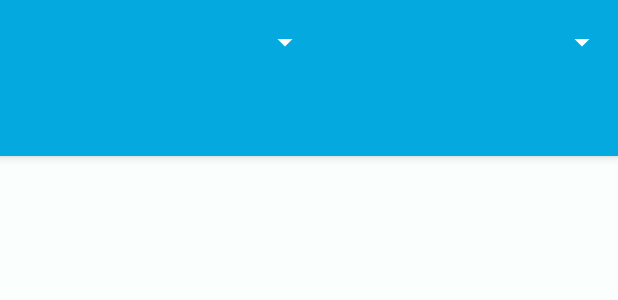
After one commit to rmahbub63/TravelMate, an Android app: the layout activity_category_based_place_list.xml on its own in the app's theme, with its tools: preview values and no code run, on a phone screen of 412 x 824 dp. The commit adds this screen. Shown: the top 300 px of the screen. Run offline under Robolectric (Android 15) with nearby library versions, the phone set to English and light mode, and no system bars.

Commit message:
CategoryBasedPlaceList

```diff
--- /dev/null
+++ b/app/src/main/res/layout/activity_category_based_place_list.xml
@@ -0,0 +1,60 @@
+<?xml version="1.0" encoding="utf-8"?>
+<android.support.design.widget.CoordinatorLayout xmlns:android="http://schemas.android.com/apk/res/android"
+    xmlns:app="http://schemas.android.com/apk/res-auto"
+    xmlns:tools="http://schemas.android.com/tools"
+    android:layout_width="match_parent"
+    android:layout_height="match_parent"
+    tools:context="com.example.mahbub.travelmateui.CategoryBasedPlaceList">
+
+    <android.support.design.widget.AppBarLayout
+        android:layout_width="match_parent"
+        android:layout_height="wrap_content"
+        android:theme="@style/ThemeOverlay.AppCompat.Dark.ActionBar">
+
+        <android.support.v7.widget.Toolbar
+            android:id="@+id/toolbar"
+            android:layout_width="match_parent"
+            android:layout_height="?attr/actionBarSize"
+            android:background="?attr/colorPrimary"
+            app:layout_scrollFlags="scroll|enterAlways"
+            app:popupTheme="@style/ThemeOverlay.AppCompat.Light"
+            >
+            <LinearLayout
+                android:layout_width="match_parent"
+                android:layout_height="wrap_content"
+               >
+
+            <Spinner
+                android:id="@+id/districtSpinner"
+                android:layout_width="match_parent"
+                android:layout_height="wrap_content"
+                android:layout_weight="1"
+                android:prompt="@string/spinner_district"
+                ></Spinner>
+            <Spinner
+                android:id="@+id/divisionSpinner"
+                android:layout_width="match_parent"
+                android:layout_height="wrap_content"
+                android:layout_weight="1"
+                android:prompt="@string/spinner_district"
+                ></Spinner>
+            </LinearLayout>
+        </android.support.v7.widget.Toolbar>
+
+
+        <android.support.design.widget.TabLayout
+            android:id="@+id/tabs"
+            android:layout_width="match_parent"
+            android:layout_height="wrap_content"
+            app:tabMode="scrollable"
+            app:tabGravity="fill"/>
+    </android.support.design.widget.AppBarLayout>
+
+    <android.support.v4.view.ViewPager
+        android:id="@+id/viewPager"
+        android:layout_width="match_parent"
+        android:layout_height="match_parent"
+        app:layout_behavior="@string/appbar_scrolling_view_behavior">
+    </android.support.v4.view.ViewPager>
+
+</android.support.design.widget.CoordinatorLayout>
--- /dev/null
+++ b/app/src/main/res/layout/cultural_event.xml
@@ -0,0 +1,6 @@
+<?xml version="1.0" encoding="utf-8"?>
+<LinearLayout xmlns:android="http://schemas.android.com/apk/res/android"
+    android:orientation="vertical" android:layout_width="match_parent"
+    android:layout_height="match_parent">
+
+</LinearLayout>
--- /dev/null
+++ b/app/src/main/res/layout/fragment_historical_place.xml
@@ -0,0 +1,6 @@
+<?xml version="1.0" encoding="utf-8"?>
+<LinearLayout xmlns:android="http://schemas.android.com/apk/res/android"
+    android:orientation="vertical" android:layout_width="match_parent"
+    android:layout_height="match_parent">
+
+</LinearLayout>
--- /dev/null
+++ b/app/src/main/res/layout/fragment_museum_place.xml
@@ -0,0 +1,6 @@
+<?xml version="1.0" encoding="utf-8"?>
+<LinearLayout xmlns:android="http://schemas.android.com/apk/res/android"
+    android:orientation="vertical" android:layout_width="match_parent"
+    android:layout_height="match_parent">
+
+</LinearLayout>
--- /dev/null
+++ b/app/src/main/res/layout/fragment_natural_place.xml
@@ -0,0 +1,6 @@
+<?xml version="1.0" encoding="utf-8"?>
+<android.support.constraint.ConstraintLayout
+    xmlns:android="http://schemas.android.com/apk/res/android" android:layout_width="match_parent"
+    android:layout_height="match_parent">
+
+</android.support.constraint.ConstraintLayout>
--- /dev/null
+++ b/app/src/main/res/layout/fragment_popular_place.xml
@@ -0,0 +1,6 @@
+<?xml version="1.0" encoding="utf-8"?>
+<LinearLayout xmlns:android="http://schemas.android.com/apk/res/android"
+    android:orientation="vertical" android:layout_width="match_parent"
+    android:layout_height="match_parent">
+
+</LinearLayout>
--- /dev/null
+++ b/app/src/main/res/layout/fragment_religious_place.xml
@@ -0,0 +1,6 @@
+<?xml version="1.0" encoding="utf-8"?>
+<LinearLayout xmlns:android="http://schemas.android.com/apk/res/android"
+    android:orientation="vertical" android:layout_width="match_parent"
+    android:layout_height="match_parent">
+
+</LinearLayout>
--- /dev/null
+++ b/app/src/main/res/layout/fragment_special_place.xml
@@ -0,0 +1,6 @@
+<?xml version="1.0" encoding="utf-8"?>
+<LinearLayout xmlns:android="http://schemas.android.com/apk/res/android"
+    android:orientation="vertical" android:layout_width="match_parent"
+    android:layout_height="match_parent">
+
+</LinearLayout>
--- a/app/src/main/res/values/strings.xml
+++ b/app/src/main/res/values/strings.xml
@@ -2,4 +2,5 @@
     <string name="app_name">TravelMateUI</string>
     <string name="facebook_app_id">1914326892228349</string>
     <string name="fb_login_protocol_scheme">fb1914326892228349</string>
+    <string name="spinner_district">Select District</string>
 </resources>
```
Also changed, not shown: app/src/main/AndroidManifest.xml (+3 -7 lines), app/src/main/java/com/example/mahbub/travelmateui/CategoryBasedPlaceList.java (added, +48 -0 lines), app/src/main/java/com/example/mahbub/travelmateui/adapter/ViewPagerAdapterPlaceCategory.java (added, +43 -0 lines), app/src/main/java/com/example/mahbub/travelmateui/fragment/CulturalEventFragment.java (added, +20 -0 lines), app/src/main/java/com/example/mahbub/travelmateui/fragment/HistoricalFragment.java (added, +20 -0 lines), app/src/main/java/com/example/mahbub/travelmateui/fragment/MuseumFragment.java (added, +20 -0 lines), app/src/main/java/com/example/mahbub/travelmateui/fragment/NaturalFragment.java (added, +20 -0 lines), app/src/main/java/com/example/mahbub/travelmateui/fragment/PopularFragment.java (added, +20 -0 lines), app/src/main/java/com/example/mahbub/travelmateui/fragment/ReligiousFragment.java (added, +20 -0 lines), app/src/main/java/com/example/mahbub/travelmateui/fragment/SpecialPlaceFragment.java (added, +20 -0 lines).
